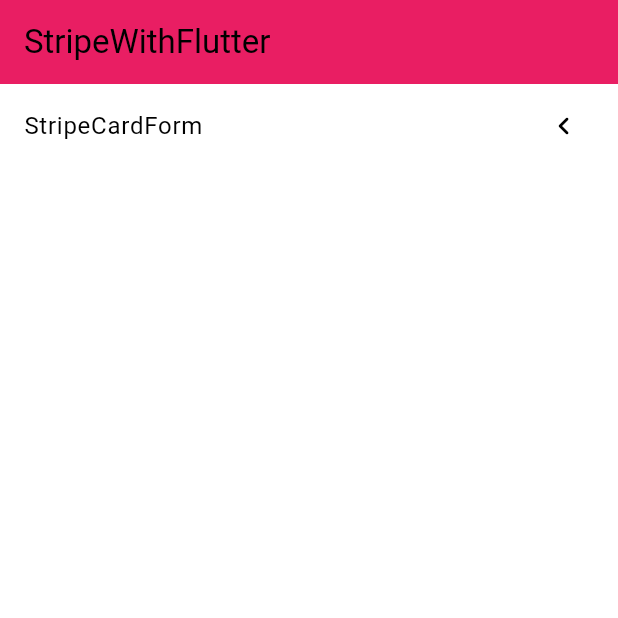
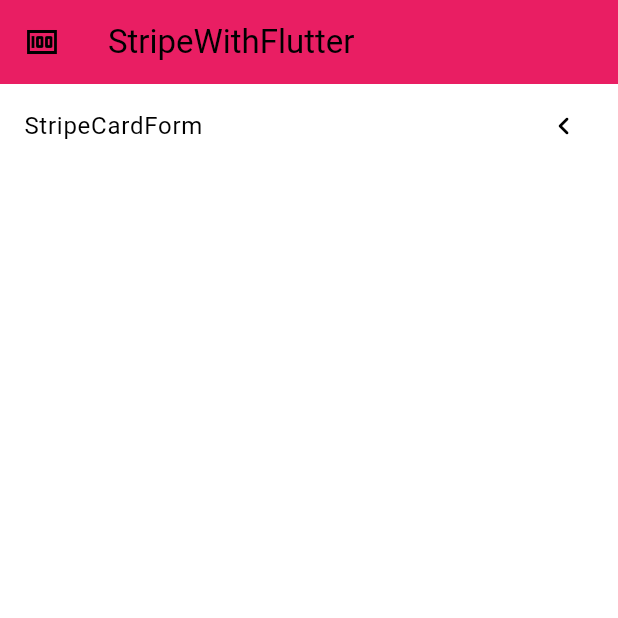
Before and after one commit to chrisaydat/stripewithflutter, a Flutter app: the screen it shows after launch, on a phone screen of 412 x 824 dp, the top half of it. Run offline on Flutter 3.47's test engine with Material 3 defaults, Android fonts, the phone set to English and light mode, and no system bars.

Commit message:
homescreenleadingicon added

```diff
--- a/lib/screens/home_screen.dart
+++ b/lib/screens/home_screen.dart
@@ -11,6 +11,7 @@
       appBar: AppBar(
         title: const Text('StripeWithFlutter'),
         backgroundColor: Colors.pink,
+        leading: const Icon(Icons.money),
       ),
       body: ListView(
           children: [
```
